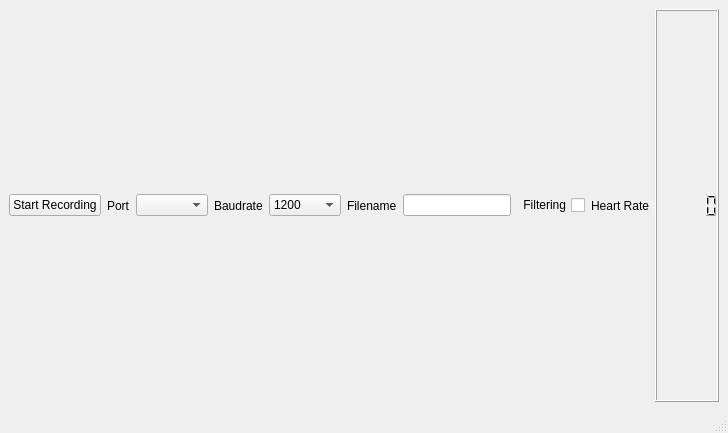
Qt form gui/ECG_Recorder.ui (ZuzannaL/ECG_Recorder) before a commit.
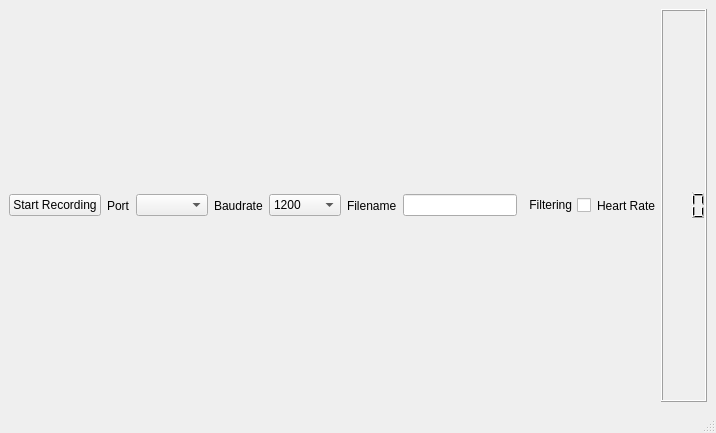
The same form after that commit.

Commit message: Add displaying HR in GUI and refactor code to calculate HR

```diff
--- a/gui/ECG_Recorder.ui
+++ b/gui/ECG_Recorder.ui
@@ -144,7 +144,14 @@
        </widget>
       </item>
       <item>
-       <widget class="QLCDNumber" name="lcdNumber_HR"/>
+       <widget class="QLCDNumber" name="lcdNumber_HR">
+        <property name="digitCount">
+         <number>3</number>
+        </property>
+        <property name="segmentStyle">
+         <enum>QLCDNumber::Filled</enum>
+        </property>
+       </widget>
       </item>
      </layout>
     </item>
```
The commit also changes 3 other files.
